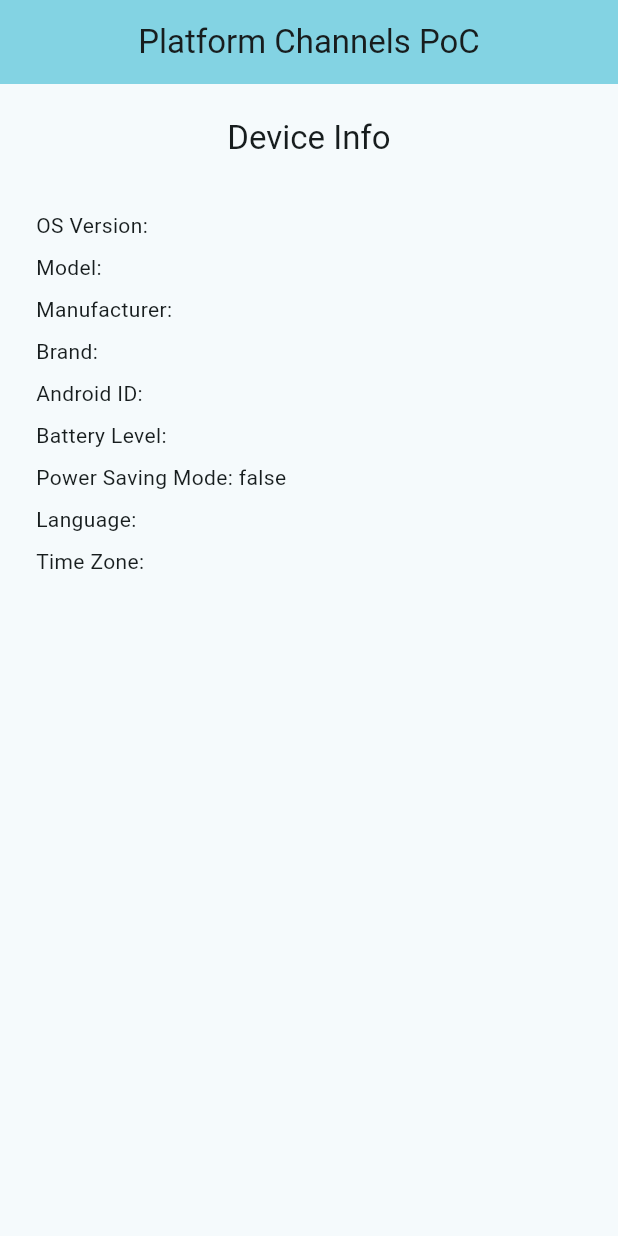
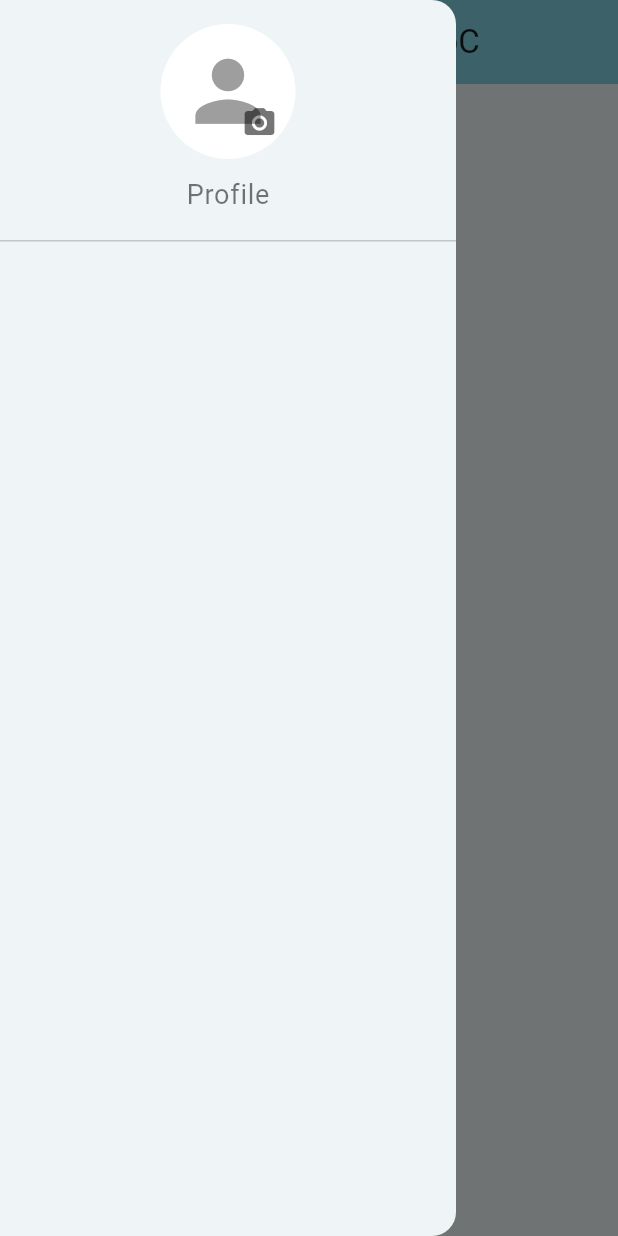
Before and after one commit to camilarsi/platform_channels_poc, a Flutter app: the screen it shows after launch, with the side drawer open (before the commit the screen has no drawer), on a phone screen of 412 x 824 dp. Run offline on Flutter 3.47's test engine with Material 3 defaults, Android fonts, the phone set to English and light mode, and no system bars; our stand-ins replace permission_handler.

Commit message:
select profile image from android photo library implemented

```diff
--- a/lib/core/dependencies_injector.dart
+++ b/lib/core/dependencies_injector.dart
@@ -1,13 +1,21 @@
 import 'package:platform_channels_definitivo/data/datasource/device_info_datasource.dart';
+import 'package:platform_channels_definitivo/data/datasource/photo_gallery_datasourse.dart';
 import 'package:platform_channels_definitivo/data/repositories/device_info_repository.dart';
+import 'package:platform_channels_definitivo/domain/repositories/i_image_repository.dart';
 import 'package:platform_channels_definitivo/domain/usecases/get_device_info_usecase.dart';
+import 'package:platform_channels_definitivo/domain/usecases/pick_image_usecase.dart';
 import 'package:platform_channels_definitivo/presentation/bloc/device_info_bloc.dart';
+
+import '../data/repositories/image_repository.dart';
 
 class DependenciesInjector {
   late final DeviceInfoDataSource _deviceInfoDataSource;
   late final DeviceInfoRepository _deviceInfoRepository;
   late final GetDeviceInfoUseCase _getDeviceInfoUseCase;
   late final DeviceInfoBloc _deviceInfoBloc;
+  late final PhotoGalleryDataSource _photoGalleryDataSource;
+  late final IImageRepository _imageRepository;
+  late final PickImageUseCase _pickImageUseCase;
 
   static final DependenciesInjector _instance = DependenciesInjector._();
 
@@ -18,6 +26,8 @@ class DependenciesInjector {
   }
 
   DeviceInfoBloc get deviceInfoBloc => _deviceInfoBloc;
+
+  PickImageUseCase get pickImageUseCase => _pickImageUseCase;
 
   void _initializeDependencies() {
     _deviceInfoDataSource = DeviceInfoDataSource();
@@ -30,5 +40,8 @@ class DependenciesInjector {
     _deviceInfoBloc = DeviceInfoBloc(
       getDeviceInfoUseCase: _getDeviceInfoUseCase,
     );
+    _photoGalleryDataSource = PhotoGalleryDataSource();
+    _imageRepository = ImageRepository(_photoGalleryDataSource);
+    _pickImageUseCase = PickImageUseCase(_imageRepository);
   }
 }
--- /dev/null
+++ b/lib/data/datasource/photo_gallery_datasourse.dart
@@ -0,0 +1,14 @@
+import 'package:flutter/services.dart';
+
+class PhotoGalleryDataSource {
+  static const _channel = MethodChannel('com.example.platform_channels_poc');
+
+  Future<String?> pickImage() async {
+    try {
+      final String? path = await _channel.invokeMethod('pickImage');
+      return path;
+    } on PlatformException catch (e) {
+      throw 'Failed to pick image: ${e.message}';
+    }
+  }
+}
--- /dev/null
+++ b/lib/data/repositories/image_repository.dart
@@ -0,0 +1,18 @@
+import 'package:platform_channels_definitivo/data/datasource/photo_gallery_datasourse.dart';
+import '../../domain/repositories/i_image_repository.dart';
+
+class ImageRepository implements IImageRepository {
+  final PhotoGalleryDataSource photoGalleryDataSource;
+
+  ImageRepository(this.photoGalleryDataSource);
+
+  @override
+  Future<String?> pickImageFromPlatform() async {
+    try {
+      final data = await photoGalleryDataSource.pickImage();
+      return data;
+    } catch (e) {
+      throw Exception('Pick Image repository error: $e');
+    }
+  }
+}
--- /dev/null
+++ b/lib/domain/repositories/i_image_repository.dart
@@ -0,0 +1,3 @@
+abstract class IImageRepository {
+  Future<String?> pickImageFromPlatform();
+}
--- /dev/null
+++ b/lib/domain/usecases/pick_image_usecase.dart
@@ -0,0 +1,9 @@
+import '../repositories/i_image_repository.dart';
+
+class PickImageUseCase {
+  final IImageRepository repository;
+
+  PickImageUseCase(this.repository);
+
+  Future<String?> execute() => repository.pickImageFromPlatform();
+}
--- a/lib/main.dart
+++ b/lib/main.dart
@@ -1,5 +1,6 @@
 import 'package:flutter/material.dart';
 import 'package:platform_channels_definitivo/presentation/widget/device_info_card.dart';
+import 'package:platform_channels_definitivo/presentation/widget/home_drawer.dart';
 import 'package:provider/provider.dart';
 
 import 'core/dependencies_injector.dart';
@@ -45,6 +46,7 @@ class _MyHomePageState extends State<MyHomePage> {
         title: Text(widget.title),
         centerTitle: true,
       ),
+      drawer: HomeDrawer(),
       body: Padding(
         padding: const EdgeInsets.all(8.0),
         child: DeviceInfoPage(),
--- /dev/null
+++ b/lib/presentation/widget/home_drawer.dart
@@ -0,0 +1,113 @@
+import 'dart:io';
+
+import 'package:flutter/material.dart';
+import 'package:permission_handler/permission_handler.dart';
+import 'package:provider/provider.dart';
+
+import '../../core/dependencies_injector.dart';
+import '../../domain/usecases/pick_image_usecase.dart';
+
+class HomeDrawer extends StatefulWidget {
+  const HomeDrawer({super.key});
+
+  @override
+  State<HomeDrawer> createState() => _HomeDrawerState();
+}
+
+class _HomeDrawerState extends State<HomeDrawer> {
+  File? _selectedImage;
+  late final PickImageUseCase useCase;
+
+  @override
+  void didChangeDependencies() {
+    super.didChangeDependencies();
+    useCase =
+        Provider.of<DependenciesInjector>(
+          context,
+          listen: false,
+        ).pickImageUseCase;
+  }
+
+  Future<void> _onPickImagePressed() async {
+    final status = await Permission.photos.request();
+
+    if (status.isGranted) {
+      final path = DependenciesInjector.instance.pickImageUseCase;
+      setState(() {
+        _selectedImage = File(path as String);
+      });
+    } else {
+      ScaffoldMessenger.of(context).showSnackBar(
+        SnackBar(content: Text('Photo library permission rejected')),
+      );
+    }
+  }
+
+  _onPickImage() async {
+    _onPickImagePressed();
+    final imagePath = await useCase.execute();
+    if (imagePath != null) {
+      setState(() {
+        _selectedImage = File(imagePath);
+      });
+    }
+  }
+
+  @override
+  Widget build(BuildContext context) {
+    return Drawer(
+      child: ListView(
+        padding: EdgeInsets.zero,
+        children: [
+          DrawerHeader(
+            decoration: BoxDecoration(color: Colors.transparent),
+            child: Column(
+              crossAxisAlignment: CrossAxisAlignment.center,
+              children: [
+                Stack(
+                  alignment: Alignment.bottomRight,
+                  children: [
+                    CircleAvatar(
+                      radius: 45,
+                      backgroundColor: Colors.white,
+                      child:
+                          _selectedImage != null
+                              ? ClipOval(
+                                child: Image.file(
+                                  _selectedImage!,
+                                  width: 90,
+                                  height: 90,
+                                  fit: BoxFit.cover,
+                                ),
+                              )
+                              : Icon(
+                                Icons.person,
+                                size: 65,
+                                color: Colors.grey,
+                              ),
+                    ),
+                    IconButton(
+                      icon: Icon(
+                        Icons.camera_alt,
+                        color:
+                            _selectedImage != null
+                                ? Colors.white
+                                : Colors.black54,
+                      ),
+                      onPressed: _onPickImage,
+                    ),
+                  ],
+                ),
+                SizedBox(height: 10),
+                Text(
+                  'Profile',
+                  style: TextStyle(color: Colors.black54, fontSize: 18),
+                ),
+              ],
+            ),
+          ),
+        ],
+      ),
+    );
+  }
+}
--- a/pubspec.yaml
+++ b/pubspec.yaml
@@ -34,6 +34,7 @@ dependencies:
   # The following adds the Cupertino Icons font to your application.
   # Use with the CupertinoIcons class for iOS style icons.
   cupertino_icons: ^1.0.8
+  permission_handler: ^11.0.1
 
 dev_dependencies:
   flutter_test:
```
Also changed, not shown: pubspec.lock, 8 other files.
